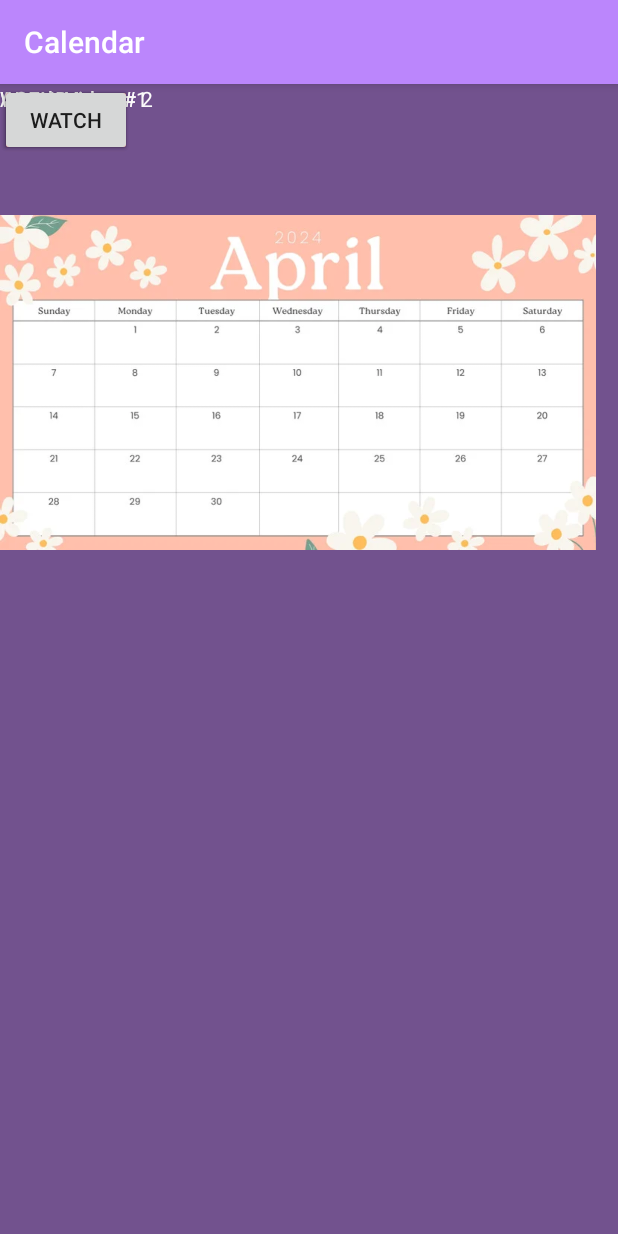
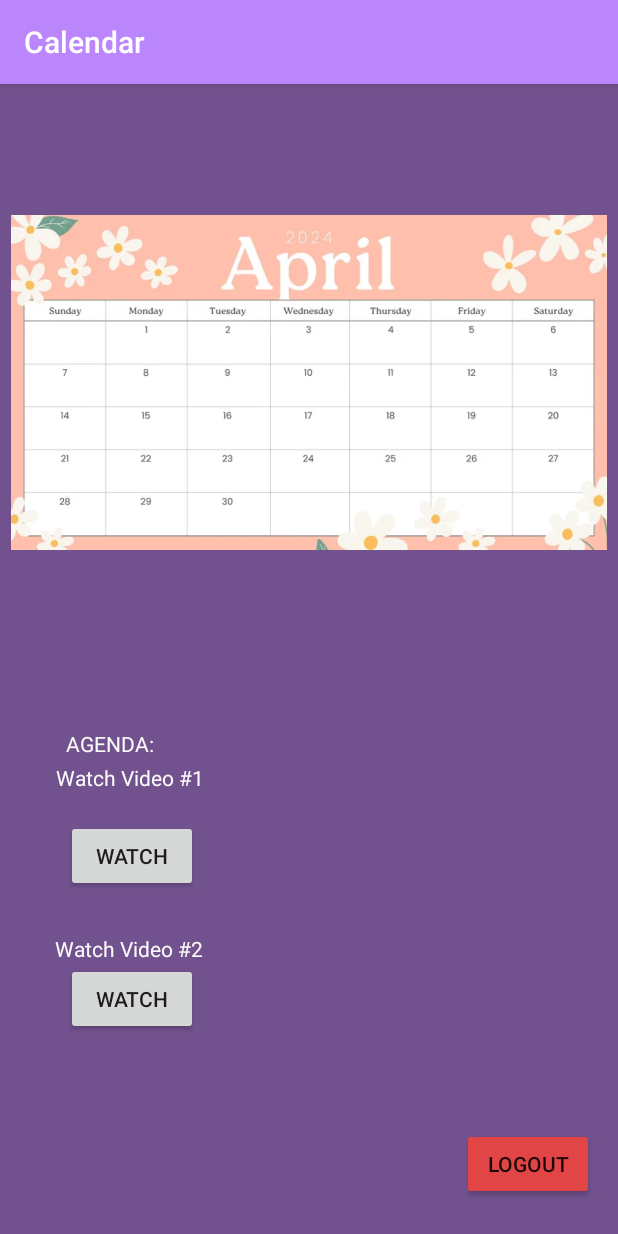
Before and after one commit to Carriola35517/capstonefinal, an Android app built with Jetpack Compose: the screen it shows after launch (CalendarActivity), on a phone screen of 412 x 824 dp. Run offline under Robolectric (Android 15) with nearby library versions, the phone set to English and light mode, and no system bars; our stand-ins replace Room's generated code.

Commit message:
Fixed constraints and set up start for logout buttons in Home and Calendar. Still needs actual logout implementation.

```diff
--- a/app/src/main/java/com/example/lotusaddictionapp/CalendarActivity.kt
+++ b/app/src/main/java/com/example/lotusaddictionapp/CalendarActivity.kt
@@ -1,11 +1,23 @@
 package com.example.lotusaddictionapp
 
+import android.content.Intent
 import android.os.Bundle
+import android.widget.Button
 import androidx.appcompat.app.AppCompatActivity
 
 class CalendarActivity : AppCompatActivity() {
     override fun onCreate(savedInstanceState: Bundle?) {
         super.onCreate(savedInstanceState)
         setContentView(R.layout.calendar)
+
+        val logoutBtn = findViewById<Button>(R.id.buttonLogout)
+        logoutBtn.setOnClickListener{
+            println("Logout button clicked in CalendarActivity")
+
+            //implement logout logic here
+
+            val intent = Intent(this, WelcomeActivity::class.java)
+            startActivity(intent) //start up the welcome activity
+        }
     }
 }
--- a/app/src/main/java/com/example/lotusaddictionapp/WelcomeActivity.kt
+++ b/app/src/main/java/com/example/lotusaddictionapp/WelcomeActivity.kt
@@ -12,9 +12,9 @@ class WelcomeActivity : AppCompatActivity() {
 
         val startBtn = findViewById<Button>(R.id.startButton)
         startBtn.setOnClickListener{
-            println("Get Started button clicked in WelcomeActivity")
+            println("Started button clicked in WelcomeActivity")
             val intent = Intent(this, LoginActivity::class.java)
-            startActivity(intent) //start up the registration activity
+            startActivity(intent) //start up the login activity
         }
     }
 }
--- a/app/src/main/res/layout/calendar.xml
+++ b/app/src/main/res/layout/calendar.xml
@@ -11,59 +11,75 @@
         android:id="@+id/imageView4"
         android:layout_width="397dp"
         android:layout_height="398dp"
-        app:srcCompat="@drawable/calendar"
-        tools:layout_editor_absoluteX="7dp"
-        tools:layout_editor_absoluteY="16dp" />
+        app:layout_constraintEnd_toEndOf="parent"
+        app:layout_constraintStart_toStartOf="parent"
+        app:layout_constraintTop_toTopOf="parent"
+        app:srcCompat="@drawable/calendar" />
 
     <TextView
-        android:id="@+id/textView8"
+        android:id="@+id/textWatch1"
         android:layout_width="338dp"
         android:layout_height="38dp"
-        android:text="Watch Video #1"
+        android:layout_marginTop="3dp"
+        android:text="@string/watch_video_1"
         android:textColor="#FBFAFA"
-        tools:layout_editor_absoluteX="44dp"
-        tools:layout_editor_absoluteY="452dp" />
+        app:layout_constraintEnd_toEndOf="parent"
+        app:layout_constraintStart_toStartOf="parent"
+        app:layout_constraintTop_toBottomOf="@+id/textAgenda" />
 
     <Button
-        android:id="@+id/button"
+        android:id="@+id/watchButton1"
         android:layout_width="wrap_content"
         android:layout_height="wrap_content"
-        android:text="Watch"
-        tools:layout_editor_absoluteX="44dp"
-        tools:layout_editor_absoluteY="490dp" />
+        android:text="@string/watch"
+        app:layout_constraintEnd_toEndOf="parent"
+        app:layout_constraintHorizontal_bias="0.136"
+        app:layout_constraintStart_toStartOf="parent"
+        app:layout_constraintTop_toBottomOf="@+id/textWatch1" />
 
     <Button
-        android:id="@+id/button2"
+        android:id="@+id/buttonLogout"
         android:layout_width="wrap_content"
         android:layout_height="wrap_content"
+        android:layout_marginBottom="24dp"
         android:backgroundTint="#E14545"
-        android:text="LogOut"
-        tools:layout_editor_absoluteX="291dp"
-        tools:layout_editor_absoluteY="644dp" />
+        android:text="@string/logout"
+        app:layout_constraintBottom_toBottomOf="parent"
+        app:layout_constraintEnd_toEndOf="parent"
+        app:layout_constraintHorizontal_bias="0.95"
+        app:layout_constraintStart_toStartOf="parent" />
 
     <TextView
-        android:id="@+id/textView9"
+        android:id="@+id/textAgenda"
         android:layout_width="wrap_content"
         android:layout_height="wrap_content"
-        android:text="AGENDA:"
+        android:layout_marginTop="32dp"
+        android:text="@string/agenda"
         android:textColor="#FBFAFA"
-        tools:layout_editor_absoluteX="48dp"
-        tools:layout_editor_absoluteY="425dp" />
+        app:layout_constraintEnd_toEndOf="parent"
+        app:layout_constraintHorizontal_bias="0.124"
+        app:layout_constraintStart_toStartOf="parent"
+        app:layout_constraintTop_toBottomOf="@+id/imageView4" />
 
     <TextView
-        android:id="@+id/textView10"
+        android:id="@+id/textWatch2"
         android:layout_width="wrap_content"
         android:layout_height="wrap_content"
-        android:text="Watch Video # 2"
+        android:layout_marginTop="28dp"
+        android:text="@string/watch_video_2"
         android:textColor="#FBFAFA"
-        tools:layout_editor_absoluteX="45dp"
-        tools:layout_editor_absoluteY="567dp" />
+        app:layout_constraintEnd_toEndOf="parent"
+        app:layout_constraintHorizontal_bias="0.118"
+        app:layout_constraintStart_toStartOf="parent"
+        app:layout_constraintTop_toBottomOf="@+id/watchButton1" />
 
     <Button
-        android:id="@+id/button5"
+        android:id="@+id/watchButton2"
         android:layout_width="wrap_content"
         android:layout_height="wrap_content"
-        android:text="Watch"
-        tools:layout_editor_absoluteX="45dp"
-        tools:layout_editor_absoluteY="586dp" />
+        android:text="@string/watch"
+        app:layout_constraintEnd_toEndOf="parent"
+        app:layout_constraintHorizontal_bias="0.136"
+        app:layout_constraintStart_toStartOf="parent"
+        app:layout_constraintTop_toBottomOf="@+id/textWatch2" />
 </androidx.constraintlayout.widget.ConstraintLayout>
--- a/app/src/main/res/values/strings.xml
+++ b/app/src/main/res/values/strings.xml
@@ -49,4 +49,12 @@
     <string name="plans">Plans</string>
     <string name="calendar">Calendar</string>
     <string name="home">Home</string>
+    <string name="highlights_of_the_day">Highlights of the Day:</string>
+    <string name="want_to_change_your_plan">Want to Change Your Plan?</string>
+    <string name="logout">Logout</string>
+    <string name="welcome_back">Welcome Back!</string>
+    <string name="agenda">AGENDA:</string>
+    <string name="watch_video_1">Watch Video #1</string>
+    <string name="watch_video_2">Watch Video #2</string>
+    <string name="watch">Watch</string>
 </resources>
```
Also changed, not shown: app/src/main/java/com/example/lotusaddictionapp/HomeActivity.kt (+11 -0 lines), app/src/main/res/layout/home.xml (+41 -30 lines).
